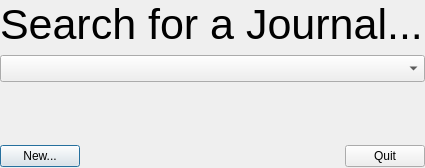
Above: Books20/Tools/bookentry/designer/ui_JournalSearch.ui from JimFowler/books before the change. Below: the same form after it.
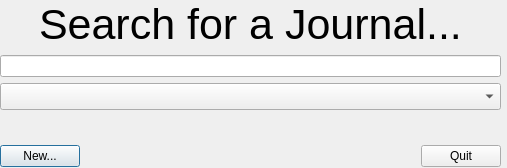
That is the form after the change.

Commit message:
Minor changes to support combobox
 Changes to be committed:
	modified:   bookentry/designer/ui_JournalEntry.ui
	modified:   bookentry/designer/ui_JournalSearch.ui
	modified:   bookentry/journalWin.py
	modified:   journals

```diff
--- a/Books20/Tools/bookentry/designer/ui_JournalSearch.ui
+++ b/Books20/Tools/bookentry/designer/ui_JournalSearch.ui
@@ -6,7 +6,7 @@
    <rect>
     <x>0</x>
     <y>0</y>
-    <width>425</width>
+    <width>507</width>
     <height>168</height>
    </rect>
   </property>
@@ -18,12 +18,12 @@
     <rect>
      <x>0</x>
      <y>0</y>
-     <width>425</width>
+     <width>501</width>
      <height>167</height>
     </rect>
    </property>
    <layout class="QVBoxLayout" name="verticalLayout">
-    <item>
+    <item alignment="Qt::AlignHCenter|Qt::AlignVCenter">
      <widget class="QLabel" name="label">
       <property name="font">
        <font>
@@ -36,7 +36,10 @@
      </widget>
     </item>
     <item>
-     <widget class="QComboBox" name="SearchBox">
+     <widget class="QLineEdit" name="entryEdit"/>
+    </item>
+    <item>
+     <widget class="QComboBox" name="searchResults">
       <property name="font">
        <font>
         <pointsize>12</pointsize>
```
Left out of the diff: 4 changed lines with no effect on the pictures. The commit also changes 3 other files.
